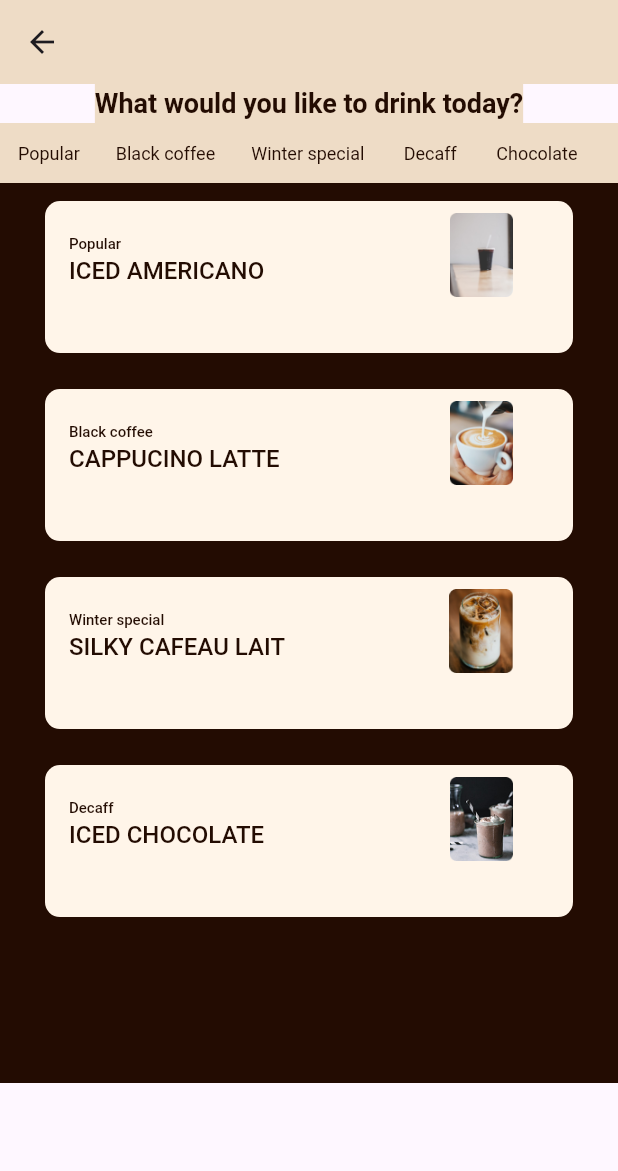
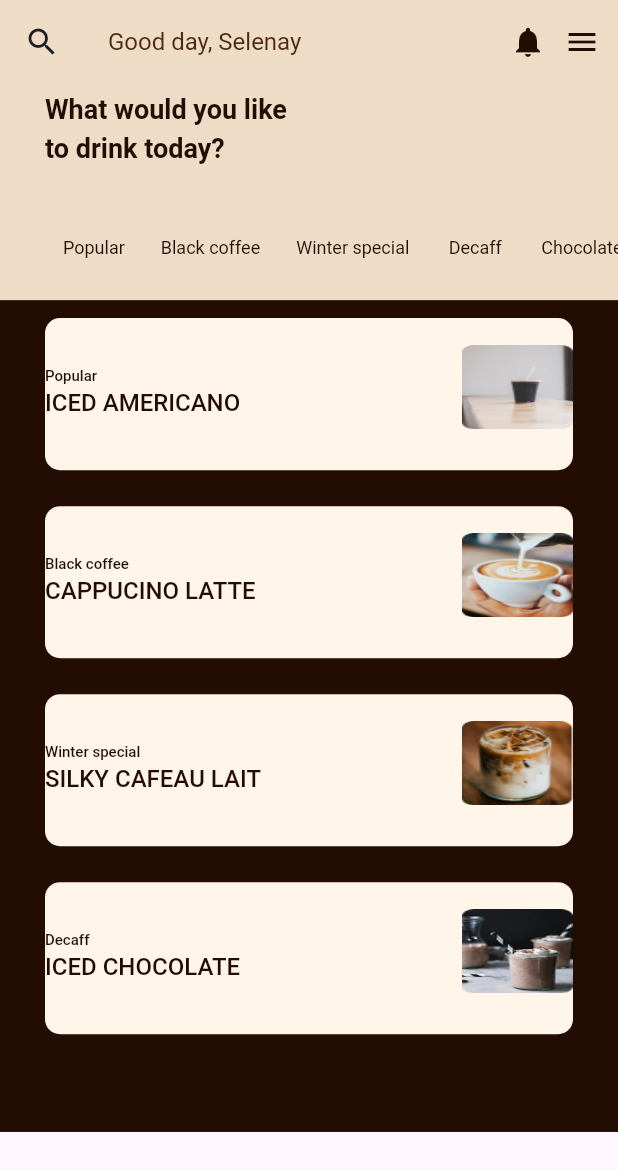
Before and after one commit to HkmPrmr/Coffe-Shop-Clean-Architecture, a Flutter app: the Homepage screen opened by its route, on a phone screen of 412 x 824 dp. Shown: the top 1171 px of the screen. Run offline on Flutter 3.47's test engine with Material 3 defaults, Android fonts, the phone set to English and light mode, and no system bars; Roboto replaces fonts that are missing (Josefin Sans, Poppins).

Commit message:
it need somw enhancing

```diff
--- a/lib/presentation/controllers/homepage_controller.dart
+++ b/lib/presentation/controllers/homepage_controller.dart
@@ -1,4 +1,7 @@
-abstract class HomePageController {
+import 'package:flutter/material.dart';
+import 'package:flutter/widgets.dart';
+
+abstract class HomePageLists {
   static List<String> coffeTypeList = [
     'Popular',
     'Black coffee',
@@ -12,10 +15,30 @@ abstract class HomePageController {
     'assets/images/item3.png',
     'assets/images/item4.png',
   ];
-  static List<String> coffeNameList=[
+  static List<String> coffeNameList = [
     'ICED AMERICANO',
     'CAPPUCINO LATTE',
     'SILKY CAFEAU LAIT ',
     'ICED CHOCOLATE'
   ];
+  static List<Icon> popUpIconList = [
+    Icon(
+      Icons.person,
+    ),
+    Icon(
+      Icons.settings_outlined,
+    ),
+    Icon(
+      Icons.help_outline_sharp,
+    ),
+    Icon(
+      Icons.logout,
+    ),
+  ];
+  static List<String> popUpTextList = [
+    'Profile',
+    'Setting',
+    'Help',
+    'Logout',
+  ];
 }
--- a/lib/presentation/pages/homepage/homepage.dart
+++ b/lib/presentation/pages/homepage/homepage.dart
@@ -1,4 +1,5 @@
 import 'package:flutter/material.dart';
+import 'package:widgets_overview_coffeshop/presentation/pages/homepage/homepagewidgets/hp_appbar.dart';
 import 'package:widgets_overview_coffeshop/presentation/pages/homepage/homepagewidgets/hp_listview.dart';
 import 'package:widgets_overview_coffeshop/presentation/pages/homepage/homepagewidgets/hp_prolistview.dart';
 import 'package:widgets_overview_coffeshop/presentation/pages/homepage/homepagewidgets/hp_text.dart';
@@ -9,26 +10,38 @@ class Homepage extends StatelessWidget {
   @override
   Widget build(BuildContext context) {
     return Scaffold(
-      appBar: AppBar(
-        backgroundColor: Color.fromRGBO(238, 220, 198, 1),
-      ),
+      appBar: HpAppBar(appBarTitle: 'Good day, Selenay'),
       body: Column(
         children: [
           Container(
             color: Color.fromRGBO(238, 220, 198, 1),
-            child: MainText(
-              mainText: 'What would you like to drink today?',
+            width: double.infinity,
+            height: MediaQuery.of(context).size.height * 0.17,
+            child: Column(
+              crossAxisAlignment: CrossAxisAlignment.start,
+              children: [
+                Padding(
+                  padding: const EdgeInsets.only(left: 30),
+                  child: MainText(
+                    mainText: 'What would you like \nto drink today?',
+                  ),
+                ),
+                SizedBox(
+                  height: 28,
+                ),
+                Padding(
+                  padding: const EdgeInsets.only(left: 30),
+                  child: SizedBox(
+                    height:50 ,
+                    child: CoffeTypeListView(),
+                  ),
+                ),
+              ],
             ),
-          ),
-          Container(
-            height:40 ,
-
-            color: Color.fromRGBO(238, 220, 198, 1),
-            child: CoffeTypeListView(),
           ),
           SingleChildScrollView(
             child: Container(
-              height: 600,
+              height: MediaQuery.of(context).size.height * 0.673,
               color: Color.fromRGBO(35, 12, 2, 1),
               child: ProductListView(),
             ),
--- /dev/null
+++ b/lib/presentation/pages/homepage/homepagewidgets/hp_appbar.dart
@@ -0,0 +1,67 @@
+import 'package:flutter/material.dart';
+import 'package:widgets_overview_coffeshop/presentation/controllers/homepage_controller.dart';
+import 'package:widgets_overview_coffeshop/presentation/pages/homepage/homepagewidgets/hp_popupitem.dart';
+
+class HpAppBar extends StatelessWidget implements PreferredSizeWidget {
+  const HpAppBar({super.key, required this.appBarTitle});
+  final String appBarTitle;
+  @override
+  Widget build(BuildContext context) {
+    return AppBar(
+      backgroundColor: Color.fromRGBO(238, 220, 198, 1),
+      leading: Icon(Icons.search_outlined),
+      title: Text(appBarTitle),
+      titleTextStyle: TextStyle(
+        color: Color.fromRGBO(78, 43, 15, 1),
+        fontFamily: 'Poppins',
+        fontWeight: FontWeight.w400,
+        fontSize: 16,
+        letterSpacing: 0,
+      ),
+      actions: [
+        Icon(
+          Icons.notifications,
+          color: Color.fromRGBO(35, 12, 2, 1),
+        ),
+        PopupMenuButton(
+          borderRadius: BorderRadius.only(
+            topLeft: Radius.circular(30),
+            bottomLeft: Radius.circular(30),
+          ),
+          color: Color.fromRGBO(255, 245, 233, 1),
+          icon: Icon(Icons.menu),
+          iconColor: Color.fromRGBO(35, 12, 2, 1) ,
+          itemBuilder: (context) => [
+            PopupMenuItem(
+              child: PopUpItem(
+                itemText: HomePageLists.popUpTextList[0],
+                trialingItem: HomePageLists.popUpIconList[0],
+              ),
+            ),
+            PopupMenuItem(
+              child: PopUpItem(
+                itemText: HomePageLists.popUpTextList[1],
+                trialingItem: HomePageLists.popUpIconList[1],
+              ),
+            ),
+            PopupMenuItem(
+              child: PopUpItem(
+                itemText: HomePageLists.popUpTextList[2],
+                trialingItem: HomePageLists.popUpIconList[2],
+              ),
+            ),
+            PopupMenuItem(
+              child: PopUpItem(
+                itemText: HomePageLists.popUpTextList[3],
+                trialingItem: HomePageLists.popUpIconList[3],
+              ),
+            ),
+          ],
+        )
+      ],
+    );
+  }
+
+  @override
+  Size get preferredSize => Size.fromHeight(60);
+}
--- a/lib/presentation/pages/homepage/homepagewidgets/hp_listview.dart
+++ b/lib/presentation/pages/homepage/homepagewidgets/hp_listview.dart
@@ -9,9 +9,9 @@ class CoffeTypeListView extends StatelessWidget {
   Widget build(BuildContext context) {
     return ListView.builder(
       scrollDirection: Axis.horizontal,
-      itemCount: HomePageController.coffeTypeList.length,
+      itemCount: HomePageLists.coffeTypeList.length,
       itemBuilder: (context, index) =>
-          ListViewButton(coffeType: HomePageController.coffeTypeList[index]),
+          ListViewButton(coffeType: HomePageLists.coffeTypeList[index]),
     );
   }
 }
--- /dev/null
+++ b/lib/presentation/pages/homepage/homepagewidgets/hp_popupitem.dart
@@ -0,0 +1,22 @@
+import 'package:flutter/material.dart';
+
+class PopUpItem extends StatelessWidget {
+  const PopUpItem({super.key, required this.trialingItem, required this.itemText});
+  final Widget trialingItem;
+  final String itemText;
+  @override
+  Widget build(BuildContext context) {
+    return ListTile(
+      trailing: trialingItem,
+      iconColor: Color.fromRGBO(78, 43, 15, 1),
+      title:Text(itemText) ,
+      titleTextStyle: TextStyle(
+        color: Color.fromRGBO(78,43, 15, 1),
+        fontFamily: 'Poppins',
+        fontWeight: FontWeight.w500,
+        fontSize: 16,
+        letterSpacing: 0,
+      ),
+    );
+  }
+}
--- a/lib/presentation/pages/homepage/homepagewidgets/hp_product.dart
+++ b/lib/presentation/pages/homepage/homepagewidgets/hp_product.dart
@@ -18,9 +18,8 @@ class SingleProduct extends StatelessWidget {
         borderRadius: BorderRadius.circular(10),
       ),
       child: ListTile(
-
-
         title: Text(coffeType),
+        contentPadding: EdgeInsets.only(top: 10),
         titleTextStyle: TextStyle(
           color: Color.fromRGBO(35, 12, 2, 1),
           fontFamily: 'Poppins',
@@ -37,14 +36,12 @@ class SingleProduct extends StatelessWidget {
           letterSpacing: 0,
         ),
         trailing: Container(
-          decoration: BoxDecoration(
-            borderRadius: BorderRadius.circular(10)
-          ),
-          height: MediaQuery.sizeOf(context).height * 0.11,
+          decoration: BoxDecoration(borderRadius: BorderRadius.circular(10)),
+          height: MediaQuery.sizeOf(context).height * 0.12,
           width: MediaQuery.sizeOf(context).width * 0.18,
           child: Image.asset(
             coffeImage,
-            fit: BoxFit.contain,
+            fit: BoxFit.fill,
           ),
         ),
       ),
--- a/lib/presentation/pages/homepage/homepagewidgets/hp_prolistview.dart
+++ b/lib/presentation/pages/homepage/homepagewidgets/hp_prolistview.dart
@@ -9,16 +9,16 @@ class ProductListView extends StatelessWidget {
   Widget build(BuildContext context) {
     return ListView.builder(
 
-      itemCount: HomePageController.coffeImageList.length,
+      itemCount: HomePageLists.coffeImageList.length,
       itemBuilder: (context, index) => Padding(
         padding: const EdgeInsets.symmetric(
           horizontal: 30,
           vertical: 12,
         ),
         child: SingleProduct(
-          coffeType: HomePageController.coffeTypeList[index],
-          coffeName: HomePageController.coffeNameList[index],
-          coffeImage: HomePageController.coffeImageList[index],
+          coffeType: HomePageLists.coffeTypeList[index],
+          coffeName: HomePageLists.coffeNameList[index],
+          coffeImage: HomePageLists.coffeImageList[index],
         ),
       ),
     );
```
